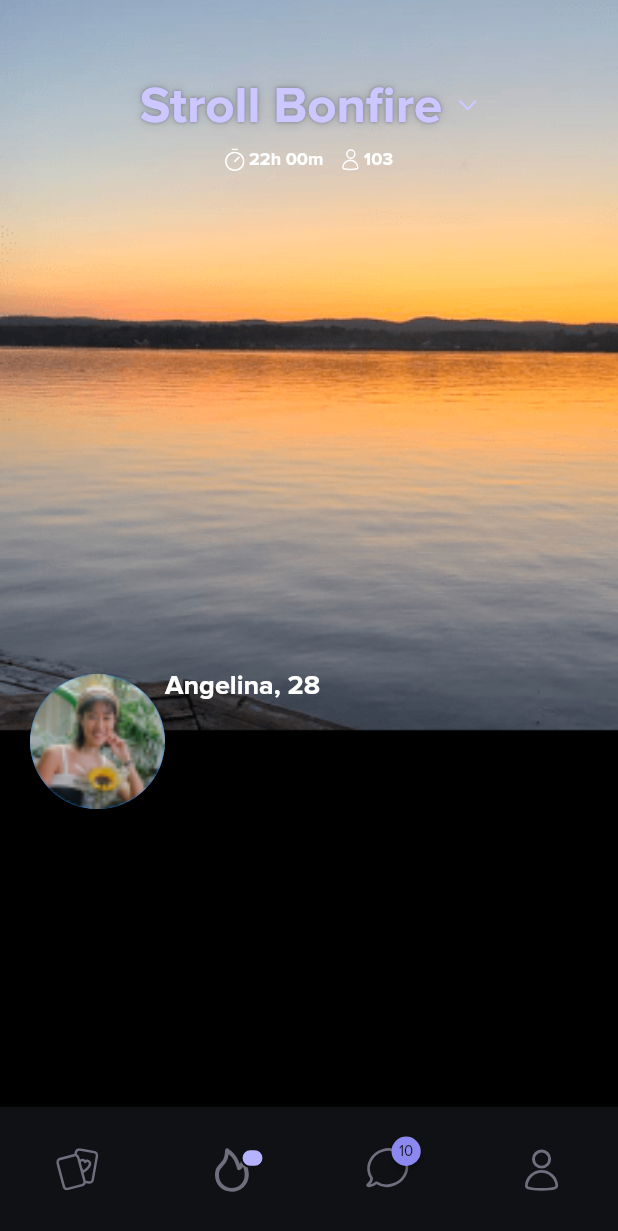
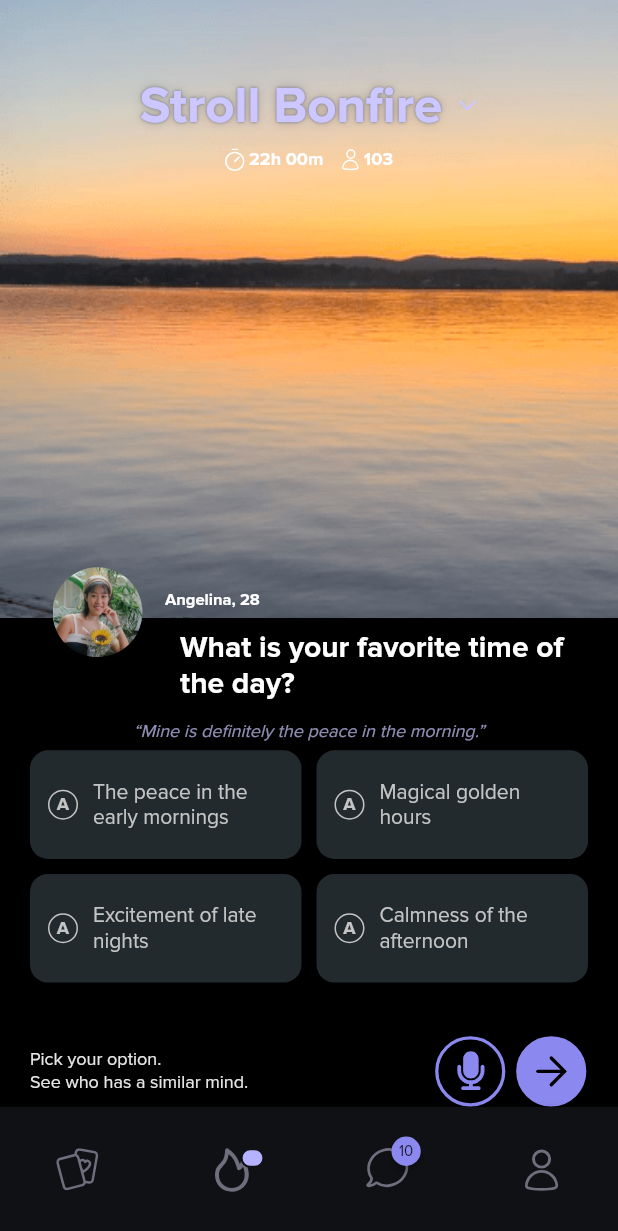
Before and after one commit to ibrajix/stroll_task, a Flutter app: the screen it shows after launch, on a phone screen of 412 x 824 dp. Shown: the top 1231 px of the screen. Run offline on Flutter 3.47's test engine with Material 3 defaults, Android fonts, the phone set to English and light mode, and no system bars; drawn by our look-alikes of badges; our stand-ins replace flutter_bloc, flutter_svg, get_it.

Commit message:
- completed dashboard view

```diff
--- /dev/null
+++ b/devtools_options.yaml
@@ -0,0 +1,3 @@
+description: This file stores settings for Dart & Flutter DevTools.
+documentation: https://docs.flutter.dev/tools/devtools/extensions#configure-extension-enablement-states
+extensions:
--- /dev/null
+++ b/lib/components/circled_option.dart
@@ -0,0 +1,50 @@
+import 'package:flutter/material.dart';
+import 'package:stroll_task/constants/colors.dart';
+
+class CircleButton extends StatelessWidget {
+  final String letter;
+  final bool isActive;
+  final VoidCallback onTap;
+
+  const CircleButton({
+    super.key,
+    required this.letter,
+    required this.isActive,
+    required this.onTap,
+  });
+
+  @override
+  Widget build(BuildContext context) {
+    return GestureDetector(
+      onTap: onTap,
+      child: Container(
+        width: 20, // Diameter of the circle
+        height: 20,
+        decoration: BoxDecoration(
+          color: isActive
+              ? StrollColors.strollPurple
+              : Colors.transparent, // Background color
+          border: isActive
+              ? null
+              : Border.all(
+                  color: StrollColors.strollGreyShade, // Inactive border color
+                  width: 1,
+                ),
+          shape: BoxShape.circle,
+        ),
+        child: Center(
+          child: Text(
+            letter,
+            style: TextStyle(
+              color: isActive
+                  ? StrollColors.strollPurple
+                  : StrollColors.strollGreyShade, // Text color
+              fontSize: 12,
+              fontWeight: FontWeight.bold,
+            ),
+          ),
+        ),
+      ),
+    );
+  }
+}
--- /dev/null
+++ b/lib/components/option_card.dart
@@ -0,0 +1,62 @@
+import 'package:flutter/material.dart';
+import 'package:stroll_task/constants/colors.dart';
+
+import 'circled_option.dart';
+
+class OptionsCard extends StatelessWidget {
+  final String title;
+  final bool isActive;
+  final VoidCallback onTap;
+
+  const OptionsCard({
+    super.key,
+    required this.title,
+    required this.isActive,
+    required this.onTap,
+  });
+
+  @override
+  Widget build(BuildContext context) {
+    return GestureDetector(
+      onTap: onTap,
+      child: Container(
+        padding: const EdgeInsets.symmetric(horizontal: 10, vertical: 13),
+        decoration: BoxDecoration(
+          color: StrollColors.strollGrey,
+          border: Border.all(
+            color: isActive ? Colors.blue : Colors.transparent,
+            width: 2,
+          ),
+          borderRadius: BorderRadius.circular(12),
+          boxShadow: isActive
+              ? [
+                  BoxShadow(
+                    color: Colors.blue.withOpacity(0.2),
+                    blurRadius: 10,
+                    offset: const Offset(0, 4),
+                  ),
+                ]
+              : [],
+        ),
+        child: Center(
+          child: Row(
+            children: [
+              CircleButton(letter: "A", isActive: isActive, onTap: onTap),
+              const SizedBox(width: 10),
+              Expanded(
+                child: Text(
+                  title,
+                  style: const TextStyle(
+                    fontSize: 14,
+                    fontWeight: FontWeight.w400,
+                    color: StrollColors.strollGreyShade,
+                  ),
+                ),
+              ),
+            ],
+          ),
+        ),
+      ),
+    );
+  }
+}
--- a/lib/constants/colors.dart
+++ b/lib/constants/colors.dart
@@ -3,7 +3,11 @@ import 'dart:ui';
 abstract class StrollColors {
   static const strollPurple = Color(0xFF8B88EF);
   static const strollWhite = Color(0xFFFFFFFF);
+  static const strollWhiteShade = Color(0xFFE5E5E5);
   static const strollBlack = Color(0xFF000000);
   static const strollPurpleShade = Color(0xFFCCC8FF);
+  static const strollPurpleShade2 = Color(0xFFCBC9FF);
   static const blackBg = Color(0xFF0F1115);
+  static const strollGrey = Color(0xFF232A2E);
+  static const strollGreyShade = Color(0xFFC4C4C4);
 }
--- a/lib/constants/images.dart
+++ b/lib/constants/images.dart
@@ -12,6 +12,8 @@ class Assets {
   static const people = "$svgImage/people.svg";
   static const headerLogo = "$svgImage/header.svg";
   static const caretDown = "$svgImage/caret_down.svg";
+  static const speaker = "$svgImage/speaker.svg";
+  static const rightArrowBg = "$svgImage/right_btn.svg";
 
   //png
   static const homeBg = "$otherImage/home_bg.png";
--- a/lib/features/dashboard/view/dashboard.dart
+++ b/lib/features/dashboard/view/dashboard.dart
@@ -3,6 +3,8 @@ import 'package:flutter/services.dart';
 import 'package:flutter_svg/flutter_svg.dart';
 import 'package:stroll_task/constants/colors.dart';
 import 'package:stroll_task/constants/images.dart';
+
+import '../../../components/option_card.dart';
 
 class Dashboard extends StatefulWidget {
   const Dashboard({super.key});
@@ -24,13 +26,23 @@ class _DashboardState extends State<Dashboard> {
     final screenHeight = MediaQuery.of(context).size.height;
     final screenWidth = MediaQuery.of(context).size.width;
 
+    final List<String> options = [
+      "The peace in the early mornings",
+      "Magical golden hours",
+      "Excitement of late nights",
+      "Calmness of the afternoon",
+    ];
+
     return Scaffold(
       backgroundColor: StrollColors.strollBlack,
-      body: Stack(
+      body: SingleChildScrollView(
+        child: SizedBox(
+          height: screenHeight,
+          child: Stack(
             children: [
               Positioned(
-            height: MediaQuery.of(context).size.height * 0.6,
-            width: MediaQuery.of(context).size.width,
+                height: screenHeight * 0.5,
+                width: screenWidth,
                 child: Image.asset(
                   Assets.homeBg,
                   fit: BoxFit.cover,
@@ -49,23 +61,22 @@ class _DashboardState extends State<Dashboard> {
                         style: TextStyle(
                           fontSize: 34,
                           fontWeight: FontWeight.w700,
-                      color:
-                          StrollColors.strollPurpleShade, // Text color: #B3ADF6
+                          color: StrollColors.strollPurpleShade,
                           shadows: [
                             Shadow(
-                          color: Color(0x33000000), // #00000033
+                              color: Color(0x33000000),
                               blurRadius: 7.9,
                             ),
                             Shadow(
-                          color: Color(0xFFBEBEBE), // #BEBEBE
+                              color: Color(0xFFBEBEBE),
                               blurRadius: 2,
                             ),
                             Shadow(
-                          color: Color(0x8024232F), // #24232F80 (50% opacity)
+                              color: Color(0x8024232F),
                               blurRadius: 2,
                             ),
                             Shadow(
-                          color: Color(0xFFB3ADF6), // Border color: #B3ADF6
+                              color: Color(0xFFB3ADF6),
                               blurRadius: 0.32,
                             ),
                           ],
@@ -99,35 +110,117 @@ class _DashboardState extends State<Dashboard> {
                   ),
                 ],
               ),
-          Stack(
-            children: [
               Positioned(
-                top: (screenHeight * 0.6) -
-                    45, // Centered below the background line
-                left: 20, // Positioned at the start
-                child: const CircleAvatar(
-                  radius: 45, // Adjust size of the rounded image
-                  backgroundImage:
-                      AssetImage(Assets.human), // Replace with your image
+                top: (screenHeight * 0.55) - 90,
+                left: 20,
+                child: CircleAvatar(
+                  radius: 45,
+                  backgroundColor: Colors.transparent,
+                  child: ClipOval(
+                    child: Image.asset(
+                      Assets.human,
+                      fit: BoxFit.cover,
+                      width: 60,
+                      height: 60,
                     ),
                   ),
-              // Text Positioned on Top of Background
+                ),
+              ),
               Positioned(
-                top: (screenHeight * 0.65) - 90,
-                left: 20 +
-                    90, // Adjust position to account for profile image and padding
+                top: (screenHeight * 0.55) - 60,
+                left: 20 + 90,
                 child: const Text(
                   'Angelina, 28',
                   style: TextStyle(
                     color: StrollColors.strollWhite,
-                    fontWeight: FontWeight.w600,
-                    fontSize: 18,
+                    fontWeight: FontWeight.w700,
+                    fontSize: 11,
                   ),
                 ),
               ),
+              Positioned(
+                top: screenHeight * 0.51,
+                left: 120,
+                right: 20,
+                child: const Text(
+                  'What is your favorite time of the day?',
+                  textAlign: TextAlign.start,
+                  style: TextStyle(
+                    color: StrollColors.strollWhite,
+                    fontSize: 20,
+                    fontWeight: FontWeight.w700,
+                  ),
+                ),
+              ),
+              Positioned(
+                top: screenHeight * 0.51 + 60,
+                left: 20,
+                right: 20,
+                child: Text(
+                  '“Mine is definitely the peace in the morning.”',
+                  textAlign: TextAlign.center,
+                  style: TextStyle(
+                    color: StrollColors.strollPurpleShade2.withOpacity(0.7),
+                    fontSize: 12,
+                    fontWeight: FontWeight.w400,
+                    fontStyle: FontStyle.italic,
+                  ),
+                ),
+              ),
+              Positioned(
+                top: screenHeight * 0.51 + 80,
+                left: 20,
+                right: 20,
+                child: SizedBox(
+                  height: 300,
+                  child: GridView.builder(
+                    shrinkWrap: true,
+                    physics: const NeverScrollableScrollPhysics(),
+                    itemCount: options.length,
+                    gridDelegate:
+                        const SliverGridDelegateWithFixedCrossAxisCount(
+                      crossAxisCount: 2,
+                      crossAxisSpacing: 10,
+                      mainAxisSpacing: 10,
+                      childAspectRatio: 2.5,
+                    ),
+                    itemBuilder: (context, index) {
+                      return OptionsCard(
+                        title: options[index],
+                        isActive: false,
+                        onTap: () {},
+                      );
+                    },
+                  ),
+                ),
+              ),
+              Positioned(
+                top: screenHeight * 0.51 + 270,
+                left: 20,
+                right: 20,
+                child: Row(
+                  children: [
+                    const Text(
+                        "Pick your option. \nSee who has a similar mind.",
+                        style: TextStyle(
+                          color: StrollColors.strollWhiteShade,
+                          fontSize: 12,
+                          fontWeight: FontWeight.w400,
+                        )),
+                    Spacer(),
+                    Row(
+                      children: [
+                        SvgPicture.asset(Assets.speaker),
+                        const SizedBox(width: 5),
+                        SvgPicture.asset(Assets.rightArrowBg),
+                      ],
+                    )
                   ],
                 ),
+              )
             ],
+          ),
+        ),
       ),
     );
   }
```
Also changed, not shown: assets/images/others/human.png, assets/images/svg/right_btn.svg (added), assets/images/svg/speaker.svg (added). Lines whose indentation alone changed are shown as unchanged.
